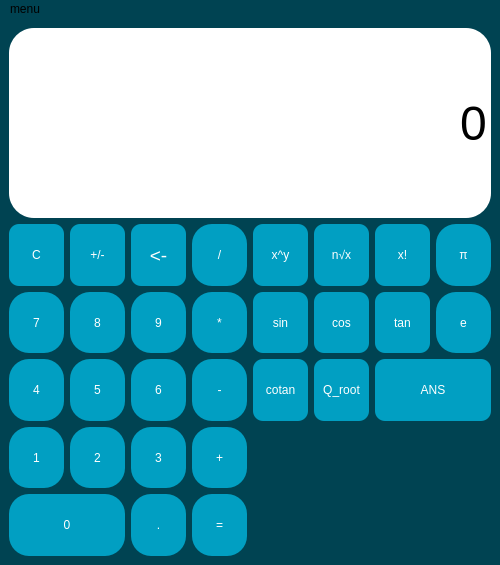
The window that src/gui/parniscitacka.ui (parni-mlaticky/parni-scitacka) describes before a commit, drawn with Qt 5.
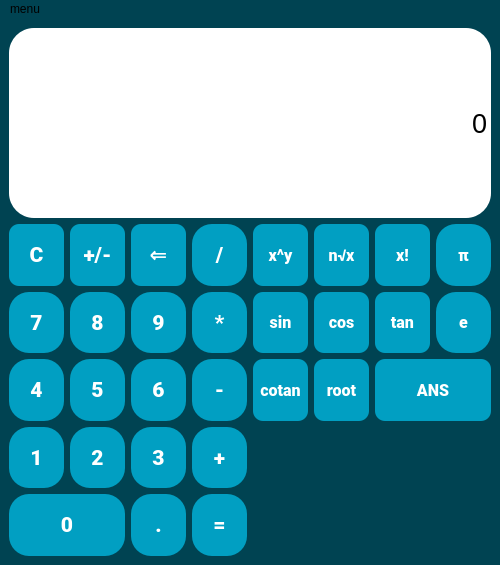
The same window after the commit. Icons and pictures are not drawn.

Commit message: New about text with improved formatting, bigger font on push buttons

```diff
--- a/src/gui/parniscitacka.ui
+++ b/src/gui/parniscitacka.ui
@@ -39,6 +39,13 @@
    <string notr="true">QWidget{
 	
 	background-color: rgb(0, 67, 82);
+}
+
+QMessageBox QLabel {
+	
+	color: rgb(255, 255, 255);
+	
+	background-color: none;
 }</string>
   </property>
   <widget class="QWidget" name="centralwidget">
@@ -57,6 +64,13 @@
         <height>40</height>
        </size>
       </property>
+      <property name="font">
+       <font>
+        <family>Roboto Black</family>
+        <pointsize>12</pointsize>
+        <bold>true</bold>
+       </font>
+      </property>
       <property name="styleSheet">
        <string notr="true">QPushButton {
 	color: rgb(255, 255, 255);
@@ -83,7 +97,7 @@
 }</string>
       </property>
       <property name="text">
-       <string>Q_root</string>
+       <string>root</string>
       </property>
      </widget>
     </item>
@@ -101,6 +115,13 @@
         <height>40</height>
        </size>
       </property>
+      <property name="font">
+       <font>
+        <family>Roboto Black</family>
+        <pointsize>16</pointsize>
+        <bold>true</bold>
+       </font>
+      </property>
       <property name="styleSheet">
        <string notr="true">QPushButton {
 	color: rgb(255, 255, 255);
@@ -153,7 +174,7 @@
       </property>
       <property name="font">
        <font>
-        <pointsize>36</pointsize>
+        <pointsize>20</pointsize>
        </font>
       </property>
       <property name="styleSheet">
@@ -188,6 +209,13 @@
         <height>40</height>
        </size>
       </property>
+      <property name="font">
+       <font>
+        <family>Roboto Black</family>
+        <pointsize>16</pointsize>
+        <bold>true</bold>
+       </font>
+      </property>
       <property name="styleSheet">
        <string notr="true">QPushButton {
 	color: rgb(255, 255, 255);
@@ -232,6 +260,13 @@
         <height>40</height>
        </size>
       </property>
+      <property name="font">
+       <font>
+        <family>Roboto Black</family>
+        <pointsize>12</pointsize>
+        <bold>true</bold>
+       </font>
+      </property>
       <property name="styleSheet">
        <string notr="true">QPushButton {
 	color: rgb(255, 255, 255);
@@ -276,6 +311,13 @@
         <height>40</height>
        </size>
       </property>
+      <property name="font">
+       <font>
+        <family>Roboto Black</family>
+        <pointsize>12</pointsize>
+        <bold>true</bold>
+       </font>
+      </property>
       <property name="styleSheet">
        <string notr="true">QPushButton {
 	color: rgb(255, 255, 255);
@@ -320,6 +362,13 @@
         <height>40</height>
        </size>
       </property>
+      <property name="font">
+       <font>
+        <family>Roboto Black</family>
+        <pointsize>12</pointsize>
+        <bold>true</bold>
+       </font>
+      </property>
       <property name="styleSheet">
        <string notr="true">QPushButton {
 	color: rgb(255, 255, 255);
@@ -364,6 +413,13 @@
         <height>40</height>
        </size>
       </property>
+      <property name="font">
+       <font>
+        <family>Roboto Black</family>
+        <pointsize>16</pointsize>
+        <bold>true</bold>
+       </font>
+      </property>
       <property name="styleSheet">
        <string notr="true">QPushButton {
 	color: rgb(255, 255, 255);
@@ -408,6 +464,13 @@
         <height>40</height>
        </size>
       </property>
+      <property name="font">
+       <font>
+        <family>Roboto Black</family>
+        <pointsize>16</pointsize>
+        <bold>true</bold>
+       </font>
+      </property>
       <property name="styleSheet">
        <string notr="true">QPushButton {
 	color: rgb(255, 255, 255);
@@ -452,6 +515,13 @@
         <height>40</height>
        </size>
       </property>
+      <property name="font">
+       <font>
+        <family>Roboto Black</family>
+        <pointsize>16</pointsize>
+        <bold>true</bold>
+       </font>
+      </property>
       <property name="styleSheet">
        <string notr="true">QPushButton {
 	color: rgb(255, 255, 255);
@@ -496,6 +566,13 @@
         <height>40</height>
        </size>
       </property>
+      <property name="font">
+       <font>
+        <family>Roboto Black</family>
+        <pointsize>12</pointsize>
+        <bold>true</bold>
+       </font>
+      </property>
       <property name="styleSheet">
        <string notr="true">QPushButton {
 	color: rgb(255, 255, 255);
@@ -534,6 +611,13 @@
         <verstretch>0</verstretch>
        </sizepolicy>
       </property>
+      <property name="font">
+       <font>
+        <family>Roboto Black</family>
+        <pointsize>12</pointsize>
+        <bold>true</bold>
+       </font>
+      </property>
       <property name="styleSheet">
        <string notr="true">QPushButton {
 	color: rgb(255, 255, 255);
@@ -572,6 +656,13 @@
         <verstretch>0</verstretch>
        </sizepolicy>
       </property>
+      <property name="font">
+       <font>
+        <family>Roboto Black</family>
+        <pointsize>16</pointsize>
+        <bold>true</bold>
+       </font>
+      </property>
       <property name="styleSheet">
        <string notr="true">QPushButton {
 	color: rgb(255, 255, 255);
@@ -616,6 +707,13 @@
         <height>40</height>
        </size>
       </property>
+      <property name="font">
+       <font>
+        <family>Roboto Black</family>
+        <pointsize>16</pointsize>
+        <bold>true</bold>
+       </font>
+      </property>
       <property name="styleSheet">
        <string notr="true">QPushButton {
 	color: rgb(255, 255, 255);
@@ -660,6 +758,13 @@
         <height>40</height>
        </size>
       </property>
+      <property name="font">
+       <font>
+        <family>Roboto Black</family>
+        <pointsize>16</pointsize>
+        <bold>true</bold>
+       </font>
+      </property>
       <property name="styleSheet">
        <string notr="true">QPushButton {
 	color: rgb(255, 255, 255);
@@ -704,6 +809,13 @@
         <height>40</height>
        </size>
       </property>
+      <property name="font">
+       <font>
+        <family>Roboto Black</family>
+        <pointsize>12</pointsize>
+        <bold>true</bold>
+       </font>
+      </property>
       <property name="styleSheet">
        <string notr="true">QPushButton {
 	color: rgb(255, 255, 255);
@@ -748,6 +860,13 @@
         <height>40</height>
        </size>
       </property>
+      <property name="font">
+       <font>
+        <family>Roboto Black</family>
+        <pointsize>16</pointsize>
+        <bold>true</bold>
+       </font>
+      </property>
       <property name="styleSheet">
        <string notr="true">QPushButton {
 	color: rgb(255, 255, 255);
@@ -792,6 +911,13 @@
         <height>40</height>
        </size>
       </property>
+      <property name="font">
+       <font>
+        <family>Roboto Black</family>
+        <pointsize>16</pointsize>
+        <bold>true</bold>
+       </font>
+      </property>
       <property name="styleSheet">
        <string notr="true">QPushButton {
 	color: rgb(255, 255, 255);
@@ -836,6 +962,13 @@
         <height>40</height>
        </size>
       </property>
+      <property name="font">
+       <font>
+        <family>Roboto Black</family>
+        <pointsize>16</pointsize>
+        <bold>true</bold>
+       </font>
+      </property>
       <property name="styleSheet">
        <string notr="true">QPushButton {
 	color: rgb(255, 255, 255);
@@ -874,6 +1007,13 @@
         <verstretch>0</verstretch>
        </sizepolicy>
       </property>
+      <property name="font">
+       <font>
+        <family>Roboto Black</family>
+        <pointsize>12</pointsize>
+        <bold>true</bold>
+       </font>
+      </property>
       <property name="styleSheet">
        <string notr="true">QPushButton {
 	color: rgb(255, 255, 255);
@@ -918,6 +1058,13 @@
         <height>40</height>
        </size>
       </property>
+      <property name="font">
+       <font>
+        <family>Roboto Black</family>
+        <pointsize>16</pointsize>
+        <bold>true</bold>
+       </font>
+      </property>
       <property name="styleSheet">
        <string notr="true">QPushButton {
 	color: rgb(255, 255, 255);
@@ -958,7 +1105,9 @@
       </property>
       <property name="font">
        <font>
-        <pointsize>14</pointsize>
+        <family>Roboto Black</family>
+        <pointsize>16</pointsize>
+        <bold>true</bold>
        </font>
       </property>
       <property name="styleSheet">
@@ -987,7 +1136,7 @@
 }</string>
       </property>
       <property name="text">
-       <string>&lt;-</string>
+       <string>⇐</string>
       </property>
      </widget>
     </item>
@@ -999,6 +1148,13 @@
         <verstretch>0</verstretch>
        </sizepolicy>
       </property>
+      <property name="font">
+       <font>
+        <family>Roboto Black</family>
+        <pointsize>16</pointsize>
+        <bold>true</bold>
+       </font>
+      </property>
       <property name="styleSheet">
        <string notr="true">QPushButton {
 	color: rgb(255, 255, 255);
@@ -1043,6 +1199,13 @@
         <height>40</height>
        </size>
       </property>
+      <property name="font">
+       <font>
+        <family>Roboto Black</family>
+        <pointsize>16</pointsize>
+        <bold>true</bold>
+       </font>
+      </property>
       <property name="styleSheet">
        <string notr="true">QPushButton {
 	color: rgb(255, 255, 255);
@@ -1087,6 +1250,13 @@
         <height>40</height>
        </size>
       </property>
+      <property name="font">
+       <font>
+        <family>Roboto Black</family>
+        <pointsize>16</pointsize>
+        <bold>true</bold>
+       </font>
+      </property>
       <property name="styleSheet">
        <string notr="true">QPushButton {
 	color: rgb(255, 255, 255);
@@ -1125,6 +1295,13 @@
         <verstretch>0</verstretch>
        </sizepolicy>
       </property>
+      <property name="font">
+       <font>
+        <family>Roboto Black</family>
+        <pointsize>12</pointsize>
+        <bold>true</bold>
+       </font>
+      </property>
       <property name="styleSheet">
        <string notr="true">QPushButton {
 	color: rgb(255, 255, 255);
@@ -1169,6 +1346,13 @@
         <height>40</height>
        </size>
       </property>
+      <property name="font">
+       <font>
+        <family>Roboto Black</family>
+        <pointsize>16</pointsize>
+        <bold>true</bold>
+       </font>
+      </property>
       <property name="styleSheet">
        <string notr="true">QPushButton {
 	color: rgb(255, 255, 255);
@@ -1213,6 +1397,13 @@
         <height>40</height>
        </size>
       </property>
+      <property name="font">
+       <font>
+        <family>Roboto Black</family>
+        <pointsize>16</pointsize>
+        <bold>true</bold>
+       </font>
+      </property>
       <property name="styleSheet">
        <string notr="true">QPushButton {
 	color: rgb(255, 255, 255);
@@ -1257,6 +1448,13 @@
         <height>40</height>
        </size>
       </property>
+      <property name="font">
+       <font>
+        <family>Roboto Black</family>
+        <pointsize>16</pointsize>
+        <bold>true</bold>
+       </font>
+      </property>
       <property name="styleSheet">
        <string notr="true">QPushButton {
 	color: rgb(255, 255, 255);
@@ -1301,6 +1499,13 @@
         <height>40</height>
        </size>
       </property>
+      <property name="font">
+       <font>
+        <family>Roboto Black</family>
+        <pointsize>12</pointsize>
+        <bold>true</bold>
+       </font>
+      </property>
       <property name="styleSheet">
        <string notr="true">QPushButton {
 	color: rgb(255, 255, 255);
@@ -1339,6 +1544,13 @@
         <verstretch>0</verstretch>
        </sizepolicy>
       </property>
+      <property name="font">
+       <font>
+        <family>Roboto Black</family>
+        <pointsize>12</pointsize>
+        <bold>true</bold>
+       </font>
+      </property>
       <property name="styleSheet">
        <string notr="true">QPushButton {
 	color: rgb(255, 255, 255);
```
Left out of the diff: 18 changed lines with no effect on the pictures. The commit also changes 2 other files.
